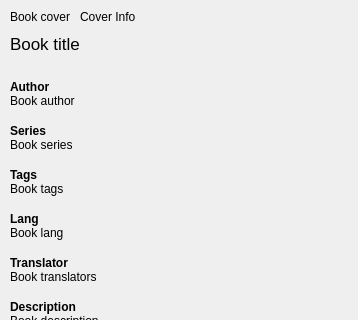
First picture: the form in src/designer/bookinfopanel.ui, repository dnkorpushov/libro2, before the edit; both pictures show x 0 to 358 and y 0 to 320 of the 358 by 770 pixel window.
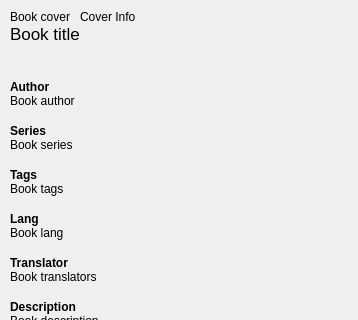
Second picture: the form after the edit.

Patch:
```diff
--- a/src/designer/bookinfopanel.ui
+++ b/src/designer/bookinfopanel.ui
@@ -125,7 +125,7 @@
           <string>Book title</string>
          </property>
          <property name="alignment">
-          <set>Qt::AlignLeading|Qt::AlignLeft|Qt::AlignVCenter</set>
+          <set>Qt::AlignLeading|Qt::AlignLeft|Qt::AlignTop</set>
          </property>
          <property name="wordWrap">
           <bool>true</bool>
```
